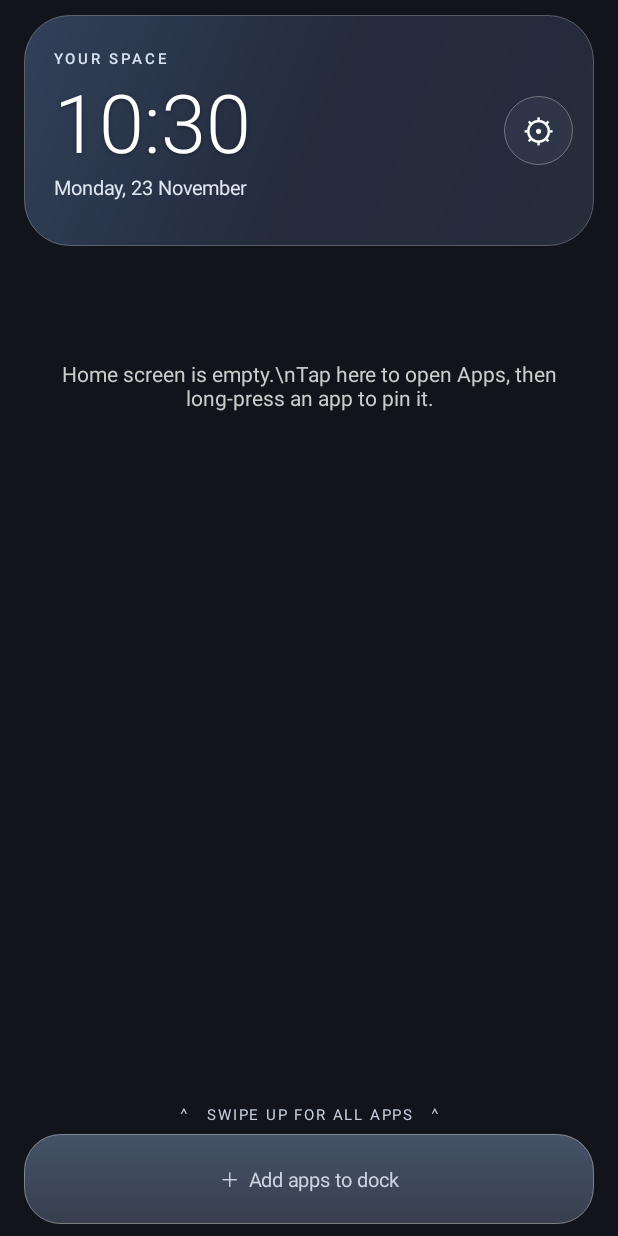
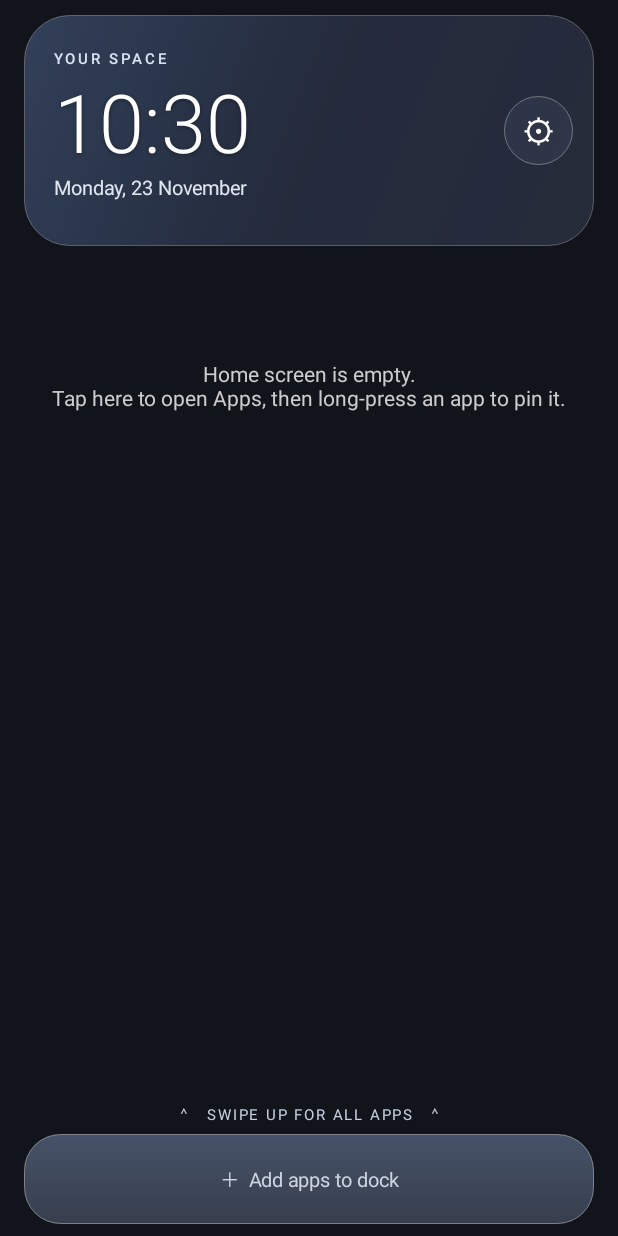
Before and after one commit to veereshuppar05/hyperos-launcher, an Android app: the screen it shows after launch (MainActivity), on a phone screen of 412 x 824 dp. Run offline under Robolectric (Android 15) with nearby library versions, the phone set to English and light mode, and no system bars.

Commit message:
Fix empty home screen line break

```diff
--- a/app/src/main/java/com/veeresh/hyperlauncher/MainActivity.kt
+++ b/app/src/main/java/com/veeresh/hyperlauncher/MainActivity.kt
@@ -573,7 +573,7 @@ class MainActivity : Activity() {
         }
         if (chosen.isEmpty() && !showingApps && query.isEmpty() && folders.isEmpty()) {
             grid.addView(TextView(this).apply {
-                text = "Home screen is empty.\\nTap here to open Apps, then long-press an app to pin it."
+                text = "Home screen is empty.\nTap here to open Apps, then long-press an app to pin it."
                 gravity = Gravity.CENTER
                 textSize = 14f
                 setTextColor(Color.LTGRAY)
```
